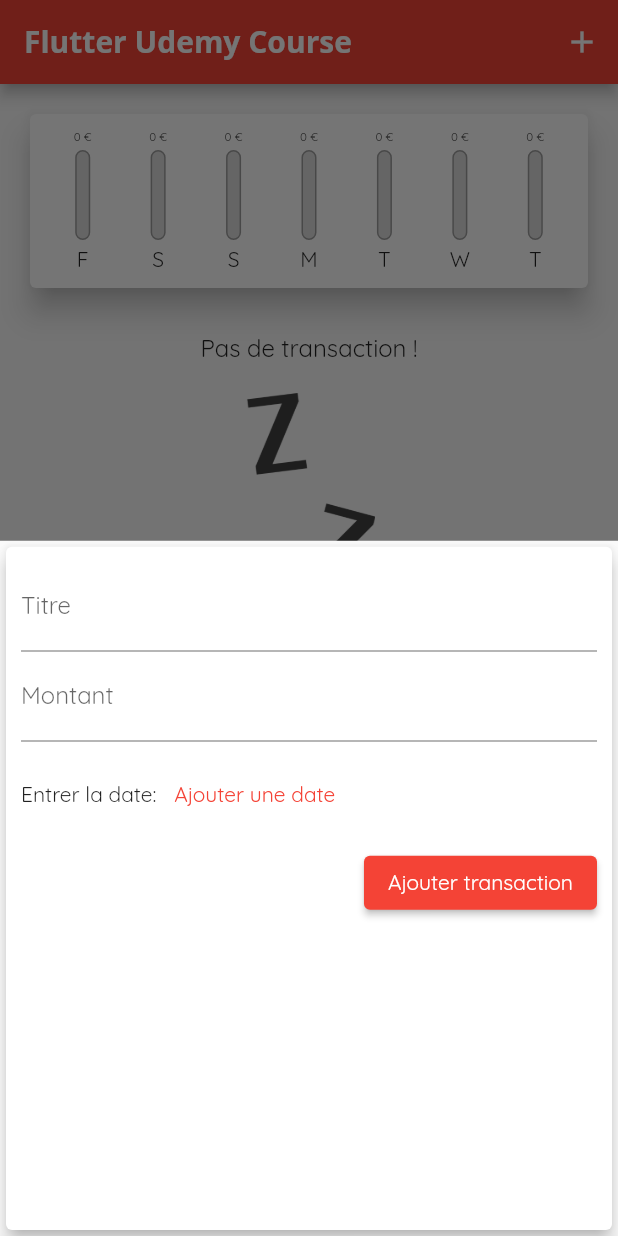
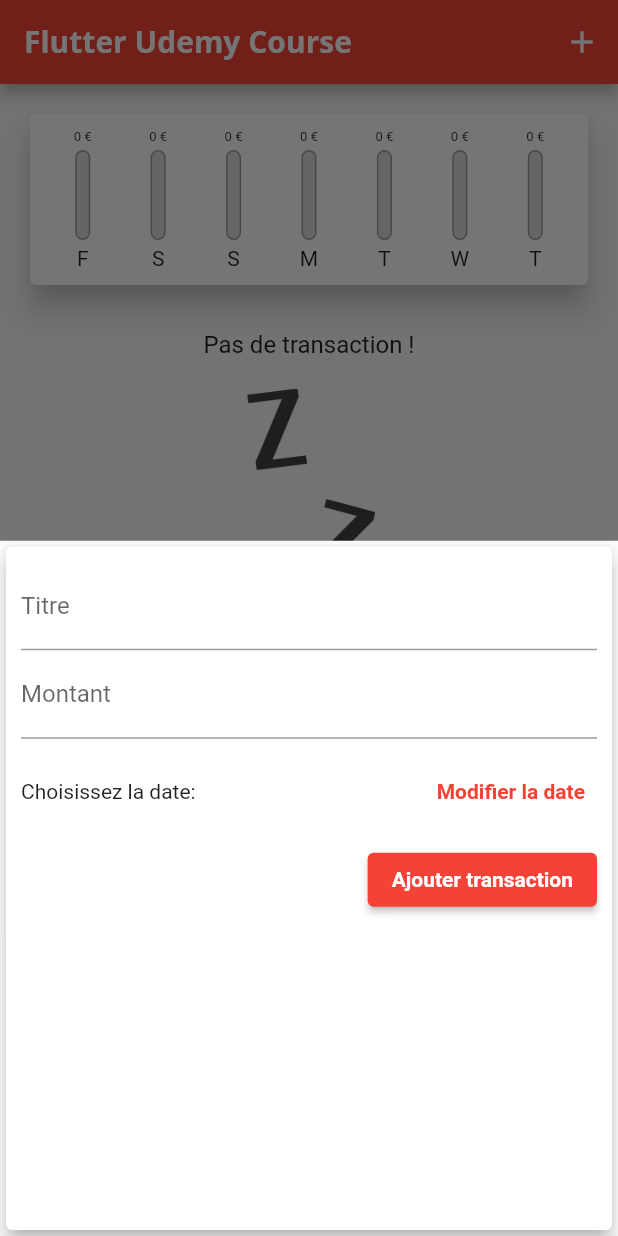
Before and after one commit to ApachaiZ/udemy_course_project_1, a Flutter app: the screen it shows after launch, after a tap on the "add" icon, on a phone screen of 412 x 824 dp. Run offline on Flutter 3.47's test engine with Material 2 defaults, Android fonts, the phone set to English and light mode, and no system bars.

Commit message:
Section 4 part 111 DatePicker

```diff
--- a/lib/main.dart
+++ b/lib/main.dart
@@ -19,6 +19,13 @@
       theme: ThemeData(
         primarySwatch: Colors.red,
         fontFamily: 'Quicksand',
+        textTheme: ThemeData.light().textTheme.copyWith(
+              titleLarge: const TextStyle(
+                fontFamily: 'OpenSans',
+                fontWeight: FontWeight.bold,
+                fontSize: 18,
+              ),
+            ),
         appBarTheme: const AppBarTheme(
           titleTextStyle: TextStyle(
             fontFamily: 'OpenSans',
@@ -26,7 +33,6 @@
             fontWeight: FontWeight.bold,
           ),
         ),
-
       ),
       home: const MyHomePage(),
     );
--- a/lib/widgets/new_transaction.dart
+++ b/lib/widgets/new_transaction.dart
@@ -1,4 +1,5 @@
 import 'package:flutter/material.dart';
+import 'package:intl/intl.dart';
 
 class NewTransaction extends StatefulWidget {
   const NewTransaction({Key? key, required this.addNewTransaction})
@@ -11,13 +12,13 @@
 }
 
 class _NewTransactionState extends State<NewTransaction> {
-  final titleController = TextEditingController();
+  final _titleController = TextEditingController();
+  final _amountController = TextEditingController();
+  DateTime? _selectedDate;
 
-  final amountController = TextEditingController();
-
-  void submitData() {
-    final enteredTitle = titleController.text;
-    final enteredAmount = double.parse(amountController.text);
+  void _submitData() {
+    final enteredTitle = _titleController.text;
+    final enteredAmount = double.parse(_amountController.text);
 
     if (enteredTitle.isEmpty || enteredAmount <= 0) {
       return;
@@ -28,6 +29,24 @@
       );
       Navigator.of(context).pop();
     }
+  }
+
+  void _presentDatePicker() {
+    showDatePicker(
+      context: context,
+      initialDate: DateTime.now(),
+      firstDate: DateTime.now().subtract(const Duration(days: 365)),
+      lastDate: DateTime.now(),
+    ).then(
+      (pickedDate) {
+        if (pickedDate == null) {
+          return;
+        }
+        setState(
+          () => _selectedDate = pickedDate,
+        );
+      },
+    );
   }
 
   @override
@@ -41,38 +60,43 @@
           children: [
             TextField(
               decoration: const InputDecoration(labelText: "Titre"),
-              controller: titleController,
-              onSubmitted: (_) => submitData(),
+              controller: _titleController,
+              onSubmitted: (_) => _submitData(),
             ),
             TextField(
               decoration: const InputDecoration(labelText: "Montant"),
-              controller: amountController,
+              controller: _amountController,
               keyboardType:
                   const TextInputType.numberWithOptions(decimal: true),
-              onSubmitted: (_) => submitData(),
+              onSubmitted: (_) => _submitData(),
             ),
             SizedBox(
               height: 70,
               child: Row(
                 children: [
-                  const Text("Entrer la date: "),
+                  Expanded(
+                    child: Text(
+                      _selectedDate == null
+                          ? "Choisissez la date: "
+                          : " Date: ${DateFormat.yMd().format(_selectedDate!).toString()}",
+                    ),
+                  ),
                   TextButton(
-                      onPressed: () => showDatePicker(
-                            context: context,
-                            initialDate: DateTime.now(),
-                            firstDate: DateTime.now()
-                                .subtract(const Duration(days: 6)),
-                            lastDate: DateTime.now(),
-                          ),
-                      child: const Text("Ajouter une date"))
+                    onPressed: _presentDatePicker,
+                    child: const Text(
+                      "Modifier la date",
+                      style: TextStyle(fontWeight: FontWeight.bold),
+                    ),
+                  )
                 ],
               ),
             ),
             ElevatedButton(
-              onPressed: submitData,
+              onPressed: _submitData,
               child: const Text(
                 "Ajouter transaction",
-                style: TextStyle(color: Colors.white),
+                style:
+                    TextStyle(color: Colors.white, fontWeight: FontWeight.bold),
               ),
             ),
           ],
```
